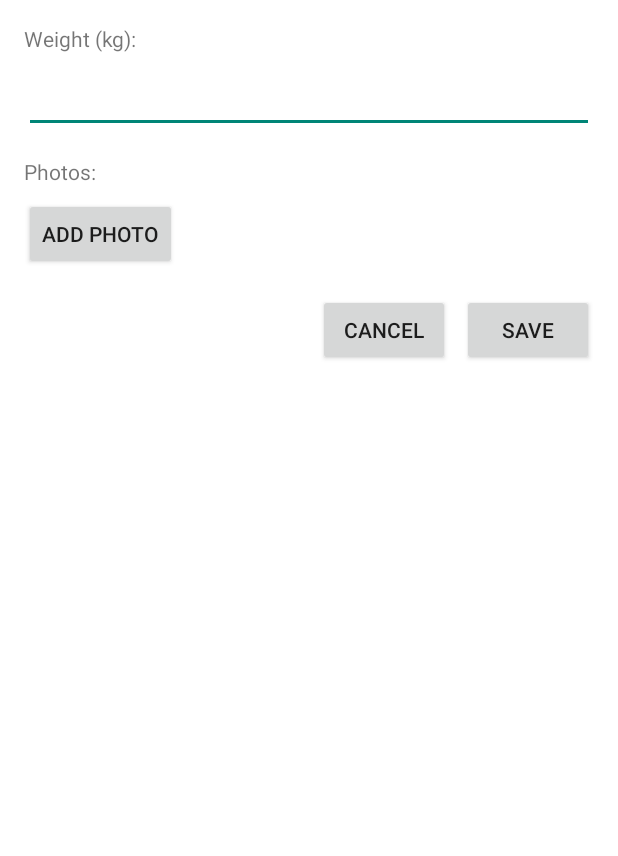
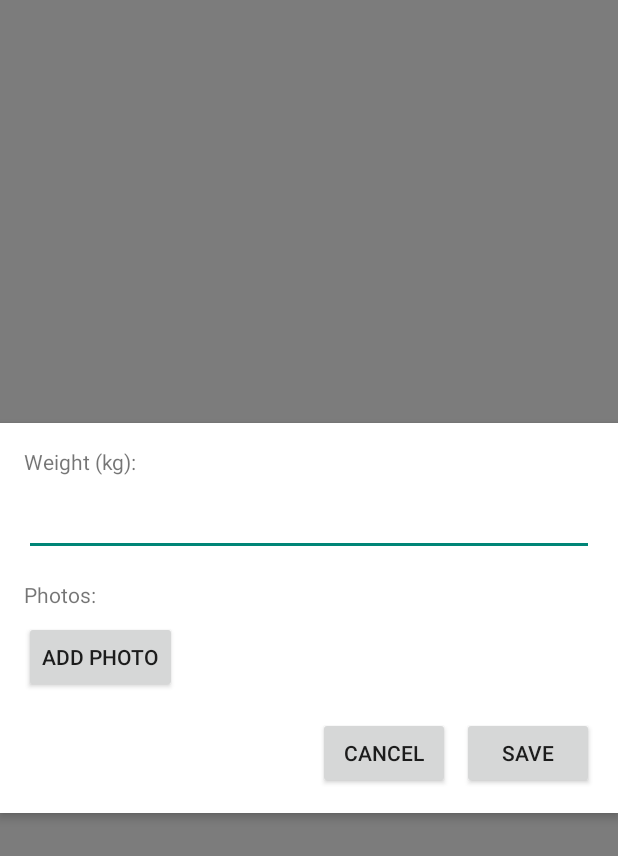
Before and after one commit to sewerynmik/fitnessApp, an Android app built with Jetpack Compose: the layout popup_add_progress.xml on its own in the app's theme, with its tools: preview values and no code run, on a phone screen of 412 x 824 dp. Shown: the top 856 px of the screen. Run offline under Robolectric (Android 15) with nearby library versions, the phone set to English and light mode, and no system bars; Roboto replaces fonts that are not available here.

Commit message:
to do popup

```diff
--- a/app/src/main/res/layout/popup_add_progress.xml
+++ b/app/src/main/res/layout/popup_add_progress.xml
@@ -1,8 +1,24 @@
 <?xml version="1.0" encoding="utf-8"?>
-<LinearLayout xmlns:android="http://schemas.android.com/apk/res/android"
+<RelativeLayout xmlns:android="http://schemas.android.com/apk/res/android"
+    android:layout_width="match_parent"
+    android:layout_height="match_parent">
+
+    <!-- Blurred background view -->
+      <View
+        android:id="@+id/blurView"
         android:layout_width="match_parent"
         android:layout_height="match_parent"
+        android:background="@color/blur_background" />
+
+    <!-- Popup content -->
+    <LinearLayout
+        android:layout_width="wrap_content"
+        android:layout_height="wrap_content"
+        android:layout_centerInParent="true"
+        android:layout_alignParentStart="true"
+        android:layout_alignParentEnd="true"
         android:background="@android:color/white"
+        android:elevation="4dp"
         android:orientation="vertical"
         android:padding="16dp">
 
@@ -54,3 +70,5 @@
         </LinearLayout>
 
     </LinearLayout>
+
+</RelativeLayout>
--- a/app/src/main/res/values/colors.xml
+++ b/app/src/main/res/values/colors.xml
@@ -12,4 +12,5 @@
     <color name="Tlo_karta">#CF30AE</color>
     <color name="blue">#0000FF</color>
     <color name="yellow">#D4E21E</color>
+    <color name="blur_background">#80000000</color>
 </resources>
```
Also changed, not shown: app/src/main/java/com/example/aplikacjafitness/Progress.kt (+12 -3 lines). Lines whose indentation alone changed are shown as unchanged.
